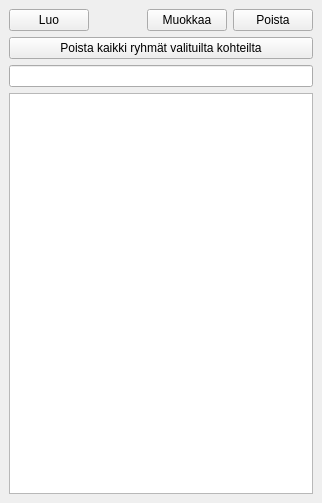
The window that arho_feature_template/gui/docks/regulation_groups_dock.ui (GispoCoding/arho-qgis-plugin) describes before a commit, drawn with Qt 5.
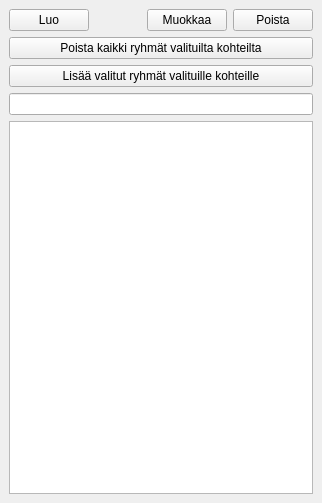
The same window after the commit. Custom widgets are drawn as their Qt base class.

Commit message:
add button for adding selected regulation group to all selected plan features
currently, only one regulation group can be selected at a time

Patch:
```diff
--- a/arho_feature_template/gui/docks/regulation_groups_dock.ui
+++ b/arho_feature_template/gui/docks/regulation_groups_dock.ui
@@ -69,6 +69,13 @@
       </property>
      </widget>
     </item>
+    <item>
+     <widget class="QPushButton" name="add_all_btn">
+      <property name="text">
+       <string>Lisää valitut ryhmät valituille kohteille</string>
+      </property>
+     </widget>
+    </item>
     <item>
      <widget class="QgsFilterLineEdit" name="search_box">
       <property name="showSearchIcon">
```
The commit also changes 2 other files.
